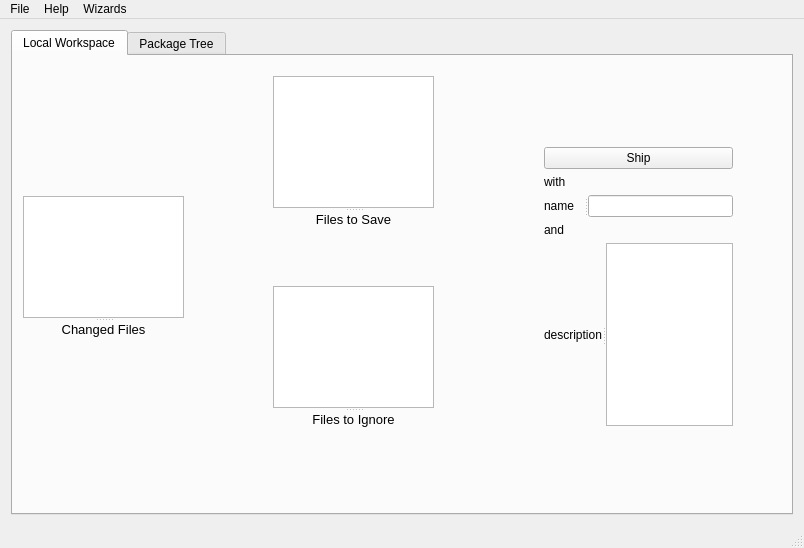
This is mainwindow.ui in jgm/gitit as Qt 5 draws it before an edit. The edited form follows.
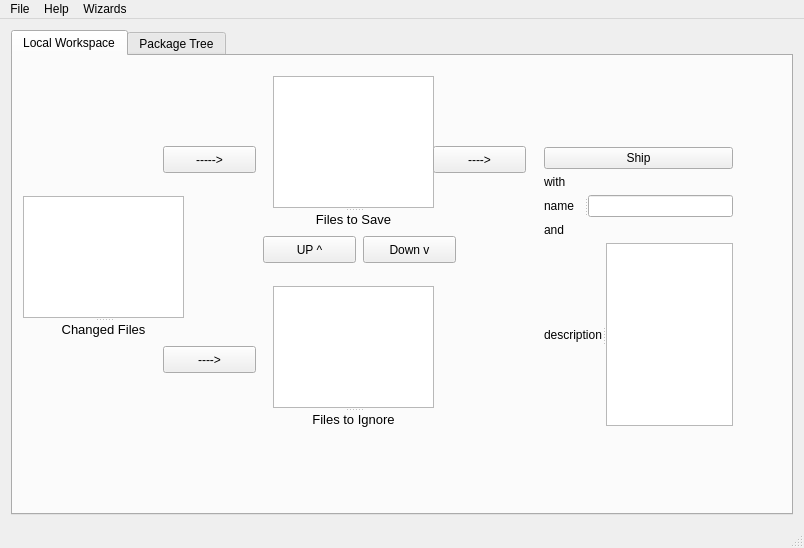
This is the edited form. The open tabs and pages were chosen to show the change.

```diff
--- a/mainwindow.ui
+++ b/mainwindow.ui
@@ -167,6 +167,71 @@
            </property>
           </widget>
          </widget>
+         <widget class="QPushButton" name="pushButton_2">
+          <property name="geometry">
+           <rect>
+            <x>150</x>
+            <y>90</y>
+            <width>93</width>
+            <height>27</height>
+           </rect>
+          </property>
+          <property name="text">
+           <string>-----&gt;</string>
+          </property>
+         </widget>
+         <widget class="QPushButton" name="pushButton_3">
+          <property name="geometry">
+           <rect>
+            <x>150</x>
+            <y>290</y>
+            <width>93</width>
+            <height>27</height>
+           </rect>
+          </property>
+          <property name="text">
+           <string>----&gt;</string>
+          </property>
+         </widget>
+         <widget class="QPushButton" name="pushButton_4">
+          <property name="geometry">
+           <rect>
+            <x>250</x>
+            <y>180</y>
+            <width>93</width>
+            <height>27</height>
+           </rect>
+          </property>
+          <property name="text">
+           <string>UP ^</string>
+          </property>
+         </widget>
+         <widget class="QPushButton" name="pushButton_5">
+          <property name="geometry">
+           <rect>
+            <x>350</x>
+            <y>180</y>
+            <width>93</width>
+            <height>27</height>
+           </rect>
+          </property>
+          <property name="text">
+           <string>Down v</string>
+          </property>
+         </widget>
+         <widget class="QPushButton" name="pushButton_6">
+          <property name="geometry">
+           <rect>
+            <x>420</x>
+            <y>90</y>
+            <width>93</width>
+            <height>27</height>
+           </rect>
+          </property>
+          <property name="text">
+           <string>----&gt;</string>
+          </property>
+         </widget>
         </widget>
         <widget class="QWidget" name="packageTree">
          <attribute name="title">
```
Left out of the diff: 2 changed lines with no effect on the pictures.
